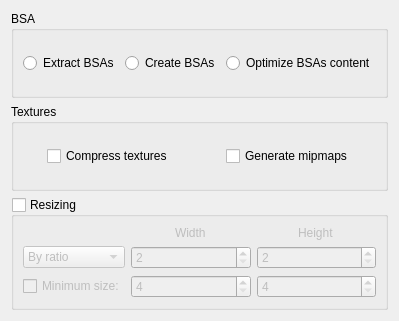
This is src/GUI/MediumModeWindow.ui in Guekka/cathedral-assets-optimizer as Qt 5 draws it before an edit. The edited form follows.
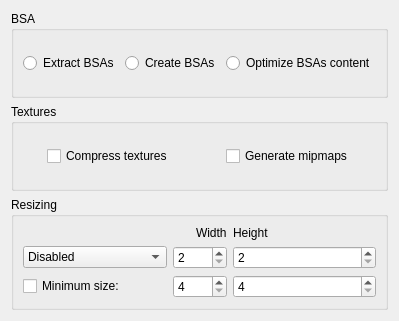
This is the edited form.

Commit message:
[UI] Fixed texture resizing mode selection
Some other tiny changes

The edit to the form file:
```diff
--- a/src/GUI/MediumModeWindow.ui
+++ b/src/GUI/MediumModeWindow.ui
@@ -73,26 +73,48 @@
       <string>Resizing</string>
      </property>
      <property name="checkable">
-      <bool>true</bool>
+      <bool>false</bool>
      </property>
      <property name="checked">
       <bool>false</bool>
      </property>
      <layout class="QGridLayout" name="gridLayout">
-      <item row="0" column="1" alignment="Qt::AlignHCenter">
-       <widget class="QLabel" name="label_15">
+      <item row="1" column="2" colspan="2">
+       <widget class="QSpinBox" name="TexturesResizingWidth">
         <property name="sizePolicy">
-         <sizepolicy hsizetype="Maximum" vsizetype="Maximum">
+         <sizepolicy hsizetype="MinimumExpanding" vsizetype="Fixed">
           <horstretch>0</horstretch>
           <verstretch>0</verstretch>
          </sizepolicy>
         </property>
-        <property name="text">
-         <string>Width</string>
+        <property name="minimum">
+         <number>2</number>
         </property>
+        <property name="maximum">
+         <number>4096</number>
+        </property>
+        <property name="singleStep">
+         <number>2</number>
+        </property>
        </widget>
       </item>
-      <item row="0" column="2" alignment="Qt::AlignHCenter">
+      <item row="2" column="2" colspan="2">
+       <widget class="QSpinBox" name="TexturesResizingMinimumWidth">
+        <property name="sizePolicy">
+         <sizepolicy hsizetype="MinimumExpanding" vsizetype="Fixed">
+          <horstretch>0</horstretch>
+          <verstretch>0</verstretch>
+         </sizepolicy>
+        </property>
+        <property name="minimum">
+         <number>4</number>
+        </property>
+        <property name="maximum">
+         <number>4096</number>
+        </property>
+       </widget>
+      </item>
+      <item row="0" column="5">
        <widget class="QLabel" name="label_16">
         <property name="sizePolicy">
          <sizepolicy hsizetype="Maximum" vsizetype="Maximum">
@@ -105,7 +127,20 @@
         </property>
        </widget>
       </item>
-      <item row="1" column="2">
+      <item row="0" column="3">
+       <widget class="QLabel" name="label_15">
+        <property name="sizePolicy">
+         <sizepolicy hsizetype="Maximum" vsizetype="Maximum">
+          <horstretch>0</horstretch>
+          <verstretch>0</verstretch>
+         </sizepolicy>
+        </property>
+        <property name="text">
+         <string>Width</string>
+        </property>
+       </widget>
+      </item>
+      <item row="1" column="5">
        <widget class="QSpinBox" name="TexturesResizingHeight">
         <property name="sizePolicy">
          <sizepolicy hsizetype="MinimumExpanding" vsizetype="Fixed">
@@ -117,28 +152,54 @@
          <number>2</number>
         </property>
         <property name="maximum">
-         <number>10</number>
+         <number>4096</number>
+        </property>
+        <property name="singleStep">
+         <number>2</number>
+        </property>
+       </widget>
+      </item>
+      <item row="2" column="5">
+       <widget class="QSpinBox" name="TexturesResizingMinimumHeight">
+        <property name="sizePolicy">
+         <sizepolicy hsizetype="MinimumExpanding" vsizetype="Fixed">
+          <horstretch>0</horstretch>
+          <verstretch>0</verstretch>
+         </sizepolicy>
+        </property>
+        <property name="minimum">
+         <number>4</number>
+        </property>
+        <property name="maximum">
+         <number>4096</number>
         </property>
        </widget>
       </item>
       <item row="1" column="1">
-       <widget class="QSpinBox" name="TexturesResizingWidth">
-        <property name="sizePolicy">
-         <sizepolicy hsizetype="MinimumExpanding" vsizetype="Fixed">
-          <horstretch>0</horstretch>
-          <verstretch>0</verstretch>
-         </sizepolicy>
-        </property>
-        <property name="minimum">
-         <number>2</number>
-        </property>
-        <property name="maximum">
-         <number>10</number>
-        </property>
-       </widget>
-      </item>
-      <item row="1" column="0">
        <widget class="QComboBox" name="TexturesResizingMode">
+        <property name="sizePolicy">
+         <sizepolicy hsizetype="MinimumExpanding" vsizetype="Fixed">
+          <horstretch>0</horstretch>
+          <verstretch>0</verstretch>
+         </sizepolicy>
+        </property>
+        <property name="minimumSize">
+         <size>
+          <width>0</width>
+          <height>0</height>
+         </size>
+        </property>
+        <property name="maximumSize">
+         <size>
+          <width>16777215</width>
+          <height>16777215</height>
+         </size>
+        </property>
+        <item>
+         <property name="text">
+          <string>Disabled</string>
+         </property>
+        </item>
         <item>
          <property name="text">
           <string>By ratio</string>
@@ -152,38 +213,6 @@
        </widget>
       </item>
       <item row="2" column="1">
-       <widget class="QSpinBox" name="TexturesResizingMinimumWidth">
-        <property name="sizePolicy">
-         <sizepolicy hsizetype="MinimumExpanding" vsizetype="Fixed">
-          <horstretch>0</horstretch>
-          <verstretch>0</verstretch>
-         </sizepolicy>
-        </property>
-        <property name="minimum">
-         <number>4</number>
-        </property>
-        <property name="maximum">
-         <number>4096</number>
-        </property>
-       </widget>
-      </item>
-      <item row="2" column="2">
-       <widget class="QSpinBox" name="TexturesResizingMinimumHeight">
-        <property name="sizePolicy">
-         <sizepolicy hsizetype="MinimumExpanding" vsizetype="Fixed">
-          <horstretch>0</horstretch>
-          <verstretch>0</verstretch>
-         </sizepolicy>
-        </property>
-        <property name="minimum">
-         <number>4</number>
-        </property>
-        <property name="maximum">
-         <number>4096</number>
-        </property>
-       </widget>
-      </item>
-      <item row="2" column="0">
        <widget class="QCheckBox" name="TexturesResizingMinimumCheckBox">
         <property name="cursor">
          <cursorShape>WhatsThisCursor</cursorShape>
```
The commit also changes 3 other files.
